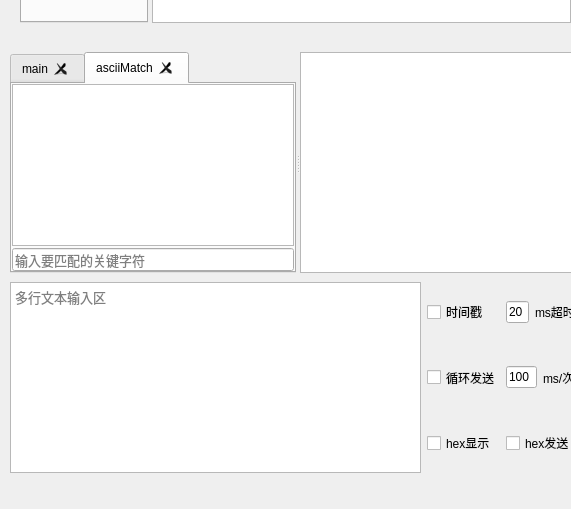
Qt form ComAssistant/ui/mainwindow.ui (DukeHouse/ComAssistant) before a commit; both pictures show x 0 to 571 and y 211 to 720 of the 960 by 720 pixel window.
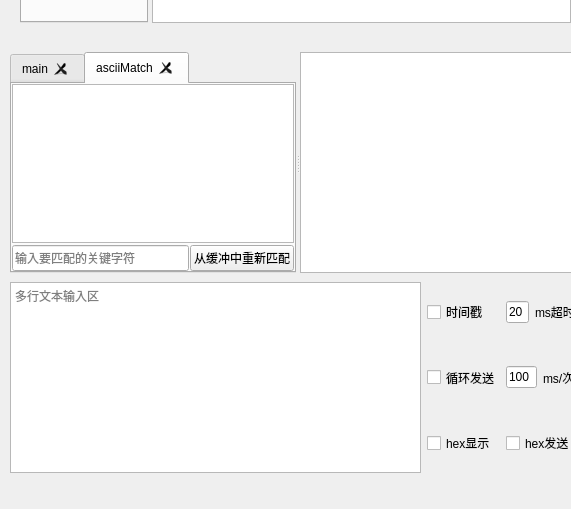
The same form after that commit. The open tabs and pages were chosen to show the change. Custom widgets are drawn as their Qt base class.

Commit message: [NEW]增加从缓冲中重新匹配

```diff
--- a/ComAssistant/ui/mainwindow.ui
+++ b/ComAssistant/ui/mainwindow.ui
@@ -280,7 +280,7 @@
          <property name="font">
           <font>
            <family>Consolas</family>
-           <pointsize>10</pointsize>
+           <pointsize>9</pointsize>
           </font>
          </property>
          <property name="documentTitle">
@@ -290,8 +290,8 @@
           <string>&lt;!DOCTYPE HTML PUBLIC &quot;-//W3C//DTD HTML 4.0//EN&quot; &quot;http://www.w3.org/TR/REC-html40/strict.dtd&quot;&gt;
 &lt;html&gt;&lt;head&gt;&lt;meta name=&quot;qrichtext&quot; content=&quot;1&quot; /&gt;&lt;style type=&quot;text/css&quot;&gt;
 p, li { white-space: pre-wrap; }
-&lt;/style&gt;&lt;/head&gt;&lt;body style=&quot; font-family:'Consolas'; font-size:10pt; font-weight:400; font-style:normal;&quot;&gt;
-&lt;p style=&quot;-qt-paragraph-type:empty; margin-top:0px; margin-bottom:0px; margin-left:0px; margin-right:0px; -qt-block-indent:0; text-indent:0px; font-family:'SimSun'; font-size:9pt;&quot;&gt;&lt;br /&gt;&lt;/p&gt;&lt;/body&gt;&lt;/html&gt;</string>
+&lt;/style&gt;&lt;/head&gt;&lt;body style=&quot; font-family:'Consolas'; font-size:9pt; font-weight:400; font-style:normal;&quot;&gt;
+&lt;p style=&quot;-qt-paragraph-type:empty; margin-top:0px; margin-bottom:0px; margin-left:0px; margin-right:0px; -qt-block-indent:0; text-indent:0px; font-family:'SimSun';&quot;&gt;&lt;br /&gt;&lt;/p&gt;&lt;/body&gt;&lt;/html&gt;</string>
          </property>
          <property name="placeholderText">
           <string>多行文本输入区</string>
@@ -571,12 +571,18 @@
       </layout>
      </widget>
      <widget class="QWidget" name="asciiMatch">
+      <property name="sizePolicy">
+       <sizepolicy hsizetype="Preferred" vsizetype="Preferred">
+        <horstretch>0</horstretch>
+        <verstretch>0</verstretch>
+       </sizepolicy>
+      </property>
       <attribute name="title">
        <string>asciiMatch</string>
       </attribute>
       <layout class="QFormLayout" name="formLayout_6">
        <property name="horizontalSpacing">
-        <number>2</number>
+        <number>0</number>
        </property>
        <property name="verticalSpacing">
         <number>2</number>
@@ -597,7 +603,7 @@
         <widget class="QPlainTextEdit" name="regMatchBrowser">
          <property name="font">
           <font>
-           <pointsize>10</pointsize>
+           <pointsize>9</pointsize>
           </font>
          </property>
          <property name="readOnly">
@@ -608,11 +614,25 @@
          </property>
         </widget>
        </item>
-       <item row="1" column="0" colspan="2">
+       <item row="1" column="1">
+        <layout class="QHBoxLayout" name="layout_regMatch">
+         <property name="spacing">
+          <number>1</number>
+         </property>
+         <property name="sizeConstraint">
+          <enum>QLayout::SetDefaultConstraint</enum>
+         </property>
+         <item>
         <widget class="QLineEdit" name="regMatchEdit">
+           <property name="sizePolicy">
+            <sizepolicy hsizetype="Expanding" vsizetype="Preferred">
+             <horstretch>0</horstretch>
+             <verstretch>0</verstretch>
+            </sizepolicy>
+           </property>
          <property name="font">
           <font>
-           <pointsize>10</pointsize>
+             <pointsize>9</pointsize>
           </font>
          </property>
          <property name="text">
@@ -625,6 +645,29 @@
           <bool>false</bool>
          </property>
         </widget>
+         </item>
+         <item>
+          <widget class="QPushButton" name="regMatchSwitch">
+           <property name="sizePolicy">
+            <sizepolicy hsizetype="Preferred" vsizetype="Preferred">
+             <horstretch>0</horstretch>
+             <verstretch>0</verstretch>
+            </sizepolicy>
+           </property>
+           <property name="font">
+            <font>
+             <pointsize>9</pointsize>
+            </font>
+           </property>
+           <property name="text">
+            <string>从缓冲中重新匹配</string>
+           </property>
+           <property name="checkable">
+            <bool>false</bool>
+           </property>
+          </widget>
+         </item>
+        </layout>
        </item>
       </layout>
      </widget>
```
Left out of the diff: 2 changed lines with no effect on the pictures. Lines whose indentation alone changed are shown as unchanged. The commit also changes 3 other files.
